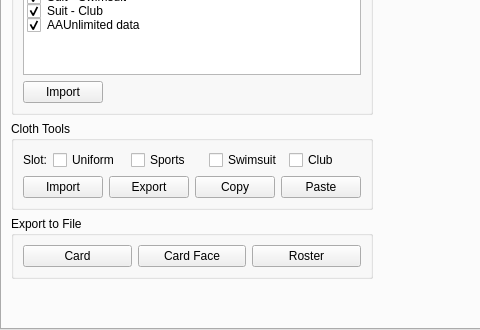
Above: src/ui/cardview.ui from geneishouko/AA2QtEdit before the change; both pictures show x 0 to 480 and y 243 to 573 of the 660 by 573 pixel window. Below: the same form after it.
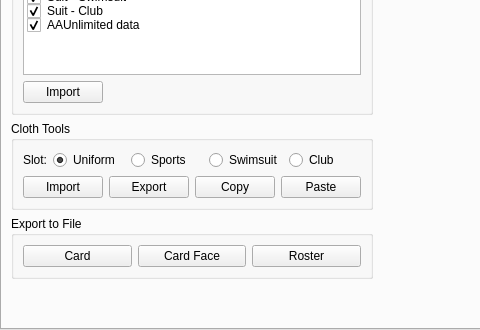
That is the form after the change. The open tabs and pages were chosen to show the change. Custom widgets are drawn as their Qt base class.

Commit message: change clothes buttons to radio buttons

Diff of the .ui file:
```diff
--- a/src/ui/cardview.ui
+++ b/src/ui/cardview.ui
@@ -412,28 +412,31 @@
             </widget>
            </item>
            <item>
-            <widget class="QCheckBox" name="checkClothSlot1">
+            <widget class="QRadioButton" name="checkClothSlot1">
              <property name="text">
               <string>Uniform</string>
              </property>
+             <property name="checked">
+              <bool>true</bool>
+             </property>
             </widget>
            </item>
            <item>
-            <widget class="QCheckBox" name="checkClothSlot2">
+            <widget class="QRadioButton" name="checkClothSlot2">
              <property name="text">
               <string>Sports</string>
              </property>
             </widget>
            </item>
            <item>
-            <widget class="QCheckBox" name="checkClothSlot3">
+            <widget class="QRadioButton" name="checkClothSlot3">
              <property name="text">
               <string>Swimsuit</string>
              </property>
             </widget>
            </item>
            <item>
-            <widget class="QCheckBox" name="checkClothSlot4">
+            <widget class="QRadioButton" name="checkClothSlot4">
              <property name="text">
               <string>Club</string>
              </property>
```
